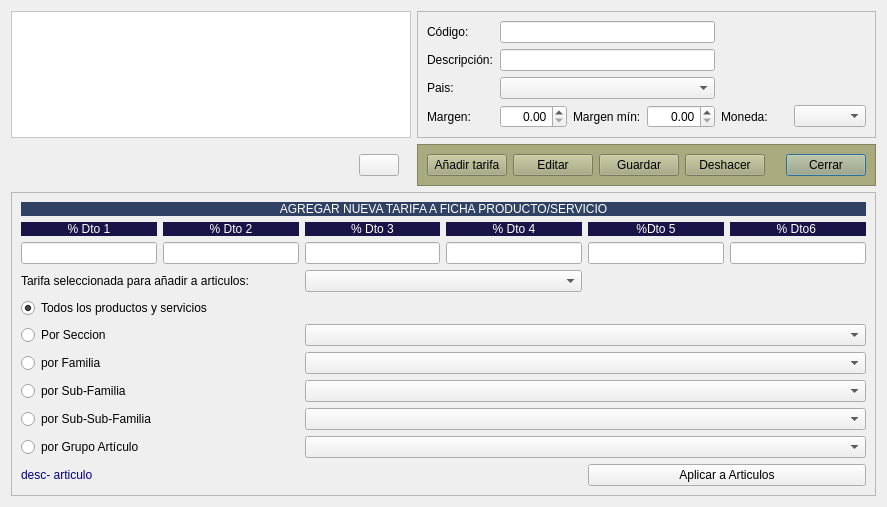
Qt form Almacen/frmtipostarifa.ui (arcnexus/RedFoX) before a commit.
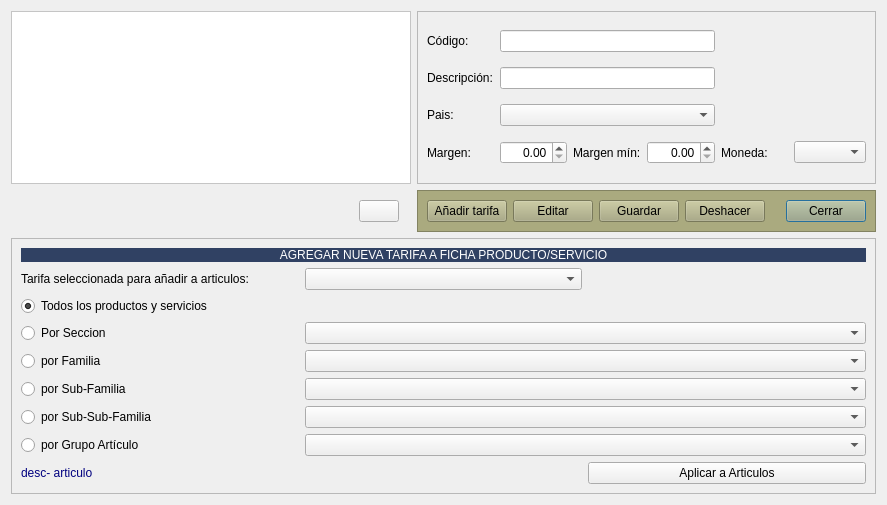
The same form after that commit. Icons and pictures are not drawn.

Commit message: Cambio gestion de tarifas/dtos importados de Factuplus

```diff
--- a/Almacen/frmtipostarifa.ui
+++ b/Almacen/frmtipostarifa.ui
@@ -7,7 +7,7 @@
     <x>0</x>
     <y>0</y>
     <width>887</width>
-    <height>503</height>
+    <height>505</height>
    </rect>
   </property>
   <property name="windowTitle">
@@ -299,147 +299,7 @@
       <enum>QFrame::Raised</enum>
      </property>
      <layout class="QGridLayout" name="gridLayout_4">
-      <item row="7" column="1" colspan="2">
-       <widget class="QComboBox" name="cboSubFamilia"/>
-      </item>
-      <item row="5" column="0">
-       <widget class="QRadioButton" name="radSeccion">
-        <property name="text">
-         <string>Por Seccion</string>
-        </property>
-       </widget>
-      </item>
-      <item row="10" column="2">
-       <widget class="QPushButton" name="btnAgregarTarifa">
-        <property name="text">
-         <string>Aplicar a Articulos</string>
-        </property>
-       </widget>
-      </item>
-      <item row="10" column="0" colspan="2">
-       <widget class="QLabel" name="lblDescArt">
-        <property name="styleSheet">
-         <string notr="true">color: rgb(0, 0, 127);</string>
-        </property>
-        <property name="text">
-         <string>desc- articulo</string>
-        </property>
-       </widget>
-      </item>
-      <item row="6" column="0">
-       <widget class="QRadioButton" name="radFamilia">
-        <property name="text">
-         <string>por Familia</string>
-        </property>
-       </widget>
-      </item>
-      <item row="1" column="0" colspan="3">
-       <layout class="QGridLayout" name="gridLayout">
-        <item row="0" column="0">
-         <widget class="QLabel" name="label_3">
-          <property name="styleSheet">
-           <string notr="true">background-color: rgb(25, 19, 71);
-color: rgb(255, 255, 255);</string>
-          </property>
-          <property name="text">
-           <string>% Dto 1</string>
-          </property>
-          <property name="alignment">
-           <set>Qt::AlignCenter</set>
-          </property>
-         </widget>
-        </item>
-        <item row="0" column="1">
-         <widget class="QLabel" name="label_4">
-          <property name="styleSheet">
-           <string notr="true">background-color: rgb(25, 19, 71);
-color: rgb(255, 255, 255);</string>
-          </property>
-          <property name="text">
-           <string>% Dto 2</string>
-          </property>
-          <property name="alignment">
-           <set>Qt::AlignCenter</set>
-          </property>
-         </widget>
-        </item>
-        <item row="0" column="2">
-         <widget class="QLabel" name="label_5">
-          <property name="styleSheet">
-           <string notr="true">background-color: rgb(25, 19, 71);
-color: rgb(255, 255, 255);</string>
-          </property>
-          <property name="text">
-           <string>% Dto 3</string>
-          </property>
-          <property name="alignment">
-           <set>Qt::AlignCenter</set>
-          </property>
-         </widget>
-        </item>
-        <item row="0" column="3">
-         <widget class="QLabel" name="label_8">
-          <property name="styleSheet">
-           <string notr="true">background-color: rgb(25, 19, 71);
-color: rgb(255, 255, 255);</string>
-          </property>
-          <property name="text">
-           <string>% Dto 4</string>
-          </property>
-          <property name="alignment">
-           <set>Qt::AlignCenter</set>
-          </property>
-         </widget>
-        </item>
-        <item row="0" column="4">
-         <widget class="QLabel" name="label_9">
-          <property name="styleSheet">
-           <string notr="true">background-color: rgb(25, 19, 71);
-color: rgb(255, 255, 255);</string>
-          </property>
-          <property name="text">
-           <string>%Dto 5</string>
-          </property>
-          <property name="alignment">
-           <set>Qt::AlignCenter</set>
-          </property>
-         </widget>
-        </item>
-        <item row="0" column="5">
-         <widget class="QLabel" name="label_10">
-          <property name="styleSheet">
-           <string notr="true">background-color: rgb(25, 19, 71);
-color: rgb(255, 255, 255);</string>
-          </property>
-          <property name="text">
-           <string>% Dto6 </string>
-          </property>
-          <property name="alignment">
-           <set>Qt::AlignCenter</set>
-          </property>
-         </widget>
-        </item>
-        <item row="1" column="0">
-         <widget class="QLineEdit" name="txtporc_dto1"/>
-        </item>
-        <item row="1" column="1">
-         <widget class="QLineEdit" name="txtporc_dto2"/>
-        </item>
-        <item row="1" column="2">
-         <widget class="QLineEdit" name="txtporc_dto3"/>
-        </item>
-        <item row="1" column="3">
-         <widget class="QLineEdit" name="txtporc_dto4"/>
-        </item>
-        <item row="1" column="4">
-         <widget class="QLineEdit" name="txtporc_dto5"/>
-        </item>
-        <item row="1" column="5">
-         <widget class="QLineEdit" name="txtporc_dto6"/>
-        </item>
-       </layout>
-      </item>
-      <item row="3" column="0" colspan="2">
+      <item row="2" column="0" colspan="2">
        <widget class="QRadioButton" name="radTodos">
         <property name="text">
          <string>Todos los productos y servicios</string>
@@ -449,38 +309,11 @@
         </property>
        </widget>
       </item>
-      <item row="8" column="1" colspan="2">
-       <widget class="QComboBox" name="cboSubSubFamilia"/>
-      </item>
-      <item row="7" column="0">
-       <widget class="QRadioButton" name="radSubfamilia">
-        <property name="text">
-         <string>por Sub-Familia</string>
-        </property>
-       </widget>
-      </item>
-      <item row="5" column="1" colspan="2">
+      <item row="4" column="1" colspan="2">
        <widget class="QComboBox" name="cboSeccion"/>
       </item>
-      <item row="8" column="0">
-       <widget class="QRadioButton" name="radSubSubFamilia">
-        <property name="text">
-         <string>por Sub-Sub-Familia</string>
-        </property>
-       </widget>
-      </item>
-      <item row="6" column="1" colspan="2">
-       <widget class="QComboBox" name="cboFamilia"/>
-      </item>
-      <item row="9" column="0">
-       <widget class="QRadioButton" name="radGrupoArticulo">
-        <property name="text">
-         <string>por Grupo Artículo</string>
-        </property>
-       </widget>
-      </item>
-      <item row="9" column="1" colspan="2">
-       <widget class="QComboBox" name="cboGrupoArticulo"/>
+      <item row="1" column="1">
+       <widget class="QComboBox" name="comboTarifa"/>
       </item>
       <item row="0" column="0" colspan="3">
        <widget class="QLabel" name="label_12">
@@ -502,15 +335,76 @@
         </property>
        </widget>
       </item>
-      <item row="2" column="0">
+      <item row="9" column="2">
+       <widget class="QPushButton" name="btnAgregarTarifa">
+        <property name="text">
+         <string>Aplicar a Articulos</string>
+        </property>
+       </widget>
+      </item>
+      <item row="8" column="0">
+       <widget class="QRadioButton" name="radGrupoArticulo">
+        <property name="text">
+         <string>por Grupo Artículo</string>
+        </property>
+       </widget>
+      </item>
+      <item row="1" column="0">
        <widget class="QLabel" name="label_11">
         <property name="text">
          <string>Tarifa seleccionada para añadir a articulos:</string>
         </property>
        </widget>
       </item>
-      <item row="2" column="1">
-       <widget class="QComboBox" name="comboTarifa"/>
+      <item row="8" column="1" colspan="2">
+       <widget class="QComboBox" name="cboGrupoArticulo"/>
+      </item>
+      <item row="5" column="0">
+       <widget class="QRadioButton" name="radFamilia">
+        <property name="text">
+         <string>por Familia</string>
+        </property>
+       </widget>
+      </item>
+      <item row="6" column="0">
+       <widget class="QRadioButton" name="radSubfamilia">
+        <property name="text">
+         <string>por Sub-Familia</string>
+        </property>
+       </widget>
+      </item>
+      <item row="9" column="0" colspan="2">
+       <widget class="QLabel" name="lblDescArt">
+        <property name="styleSheet">
+         <string notr="true">color: rgb(0, 0, 127);</string>
+        </property>
+        <property name="text">
+         <string>desc- articulo</string>
+        </property>
+       </widget>
+      </item>
+      <item row="6" column="1" colspan="2">
+       <widget class="QComboBox" name="cboSubFamilia"/>
+      </item>
+      <item row="7" column="1" colspan="2">
+       <widget class="QComboBox" name="cboSubSubFamilia"/>
+      </item>
+      <item row="4" column="0">
+       <widget class="QRadioButton" name="radSeccion">
+        <property name="text">
+         <string>Por Seccion</string>
+        </property>
+       </widget>
+      </item>
+      <item row="5" column="1" colspan="2">
+       <widget class="QComboBox" name="cboFamilia"/>
+      </item>
+      <item row="7" column="0">
+       <widget class="QRadioButton" name="radSubSubFamilia">
+        <property name="text">
+         <string>por Sub-Sub-Familia</string>
+        </property>
+       </widget>
       </item>
      </layout>
     </widget>
```
The commit also changes 6 other files.
